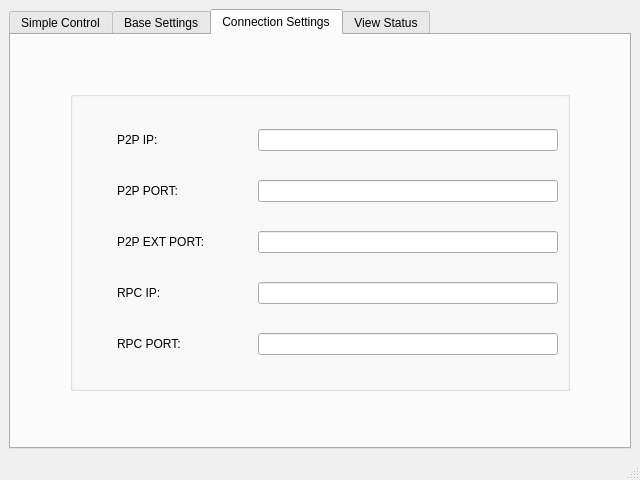
Lastick/launcher, file mainwindow.ui: the form before one commit.
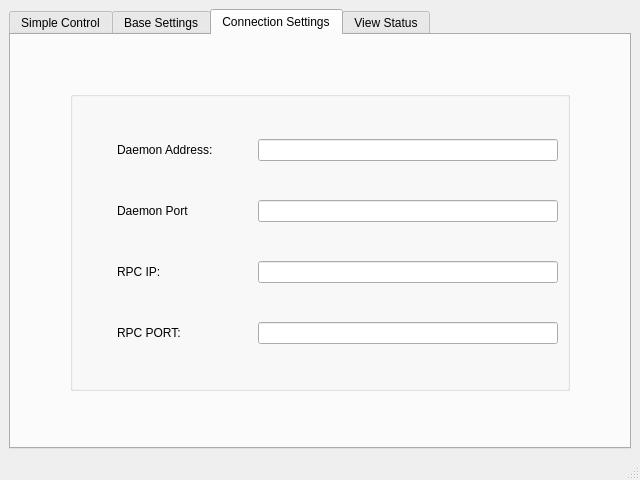
The form after the commit. The open tabs and pages were chosen to show the change.

The edit to the form file:
```diff
--- a/mainwindow.ui
+++ b/mainwindow.ui
@@ -217,7 +217,7 @@
               </size>
              </property>
              <property name="text">
-              <string>P2P PORT:</string>
+              <string>Daemon Port</string>
              </property>
             </widget>
            </item>
@@ -239,7 +239,7 @@
               </size>
              </property>
              <property name="text">
-              <string>P2P IP:</string>
+              <string>Daemon Address:</string>
              </property>
             </widget>
            </item>
@@ -276,41 +276,6 @@
             </widget>
            </item>
            <item row="2" column="0" alignment="Qt::AlignHCenter">
-            <widget class="QLabel" name="label_p2p_ext_port">
-             <property name="minimumSize">
-              <size>
-               <width>100</width>
-               <height>0</height>
-              </size>
-             </property>
-             <property name="maximumSize">
-              <size>
-               <width>100</width>
-               <height>16777215</height>
-              </size>
-             </property>
-             <property name="text">
-              <string>P2P EXT PORT:</string>
-             </property>
-            </widget>
-           </item>
-           <item row="2" column="1" alignment="Qt::AlignHCenter">
-            <widget class="QLineEdit" name="lineEdit_p2p_ext_port">
-             <property name="minimumSize">
-              <size>
-               <width>300</width>
-               <height>0</height>
-              </size>
-             </property>
-             <property name="maximumSize">
-              <size>
-               <width>300</width>
-               <height>16777215</height>
-              </size>
-             </property>
-            </widget>
-           </item>
-           <item row="3" column="0" alignment="Qt::AlignHCenter">
             <widget class="QLabel" name="label_rpc_ip">
              <property name="minimumSize">
               <size>
@@ -329,7 +294,7 @@
              </property>
             </widget>
            </item>
-           <item row="3" column="1" alignment="Qt::AlignHCenter">
+           <item row="2" column="1" alignment="Qt::AlignHCenter">
             <widget class="QLineEdit" name="lineEdit_rpc_ip">
              <property name="minimumSize">
               <size>
@@ -345,7 +310,7 @@
              </property>
             </widget>
            </item>
-           <item row="4" column="0" alignment="Qt::AlignHCenter">
+           <item row="3" column="0" alignment="Qt::AlignHCenter">
             <widget class="QLabel" name="label_rpc_port">
              <property name="minimumSize">
               <size>
@@ -364,7 +329,7 @@
              </property>
             </widget>
            </item>
-           <item row="4" column="1" alignment="Qt::AlignHCenter">
+           <item row="3" column="1" alignment="Qt::AlignHCenter">
             <widget class="QLineEdit" name="lineEdit_rpc_port">
              <property name="minimumSize">
               <size>
```
Left out of the diff: 8 changed lines with no effect on the pictures.
